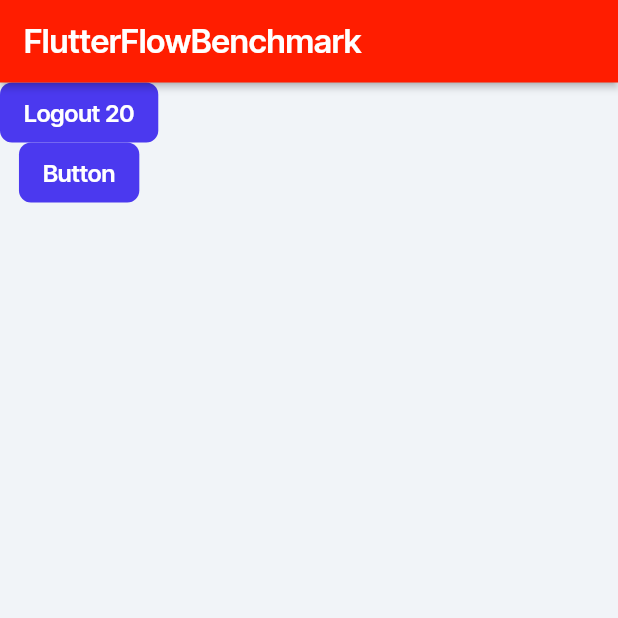
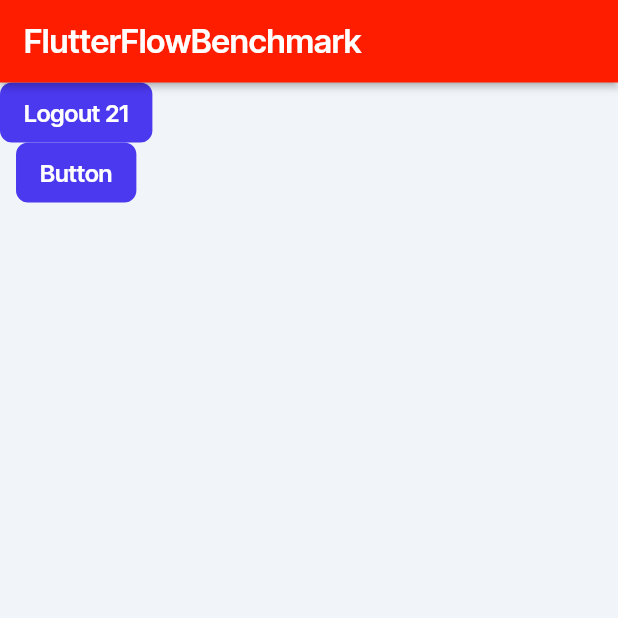
Before and after one commit to ffhr/FlutterFlowBenchmark, a Flutter app: the screen it shows once a user with an empty profile is signed in, on a phone screen of 412 x 824 dp, the top half of it. Run offline on Flutter 3.47's test engine with Material 3 defaults, Android fonts, the phone set to English and light mode, and no system bars; drawn by our look-alikes of auto_size_text; our stand-ins replace firebase_auth, firebase_core, font_awesome_flutter, from_css_color, go_router, google_fonts and 6 more; missing offline and left inert: json_path; accounts and stored records are empty; statements that could not run were skipped.

Commit message:
Updating to latest FlutterFlow output.

```diff
--- a/lib/pages/home_page/home_page_widget.dart
+++ b/lib/pages/home_page/home_page_widget.dart
@@ -74,7 +74,7 @@ class _HomePageWidgetState extends State<HomePageWidget> {
 
                   context.goNamedAuth('LoginPage', context.mounted);
                 },
-                text: 'Logout 20',
+                text: 'Logout 21',
                 options: FFButtonOptions(
                   height: 40.0,
                   padding: EdgeInsetsDirectional.fromSTEB(16.0, 0.0, 16.0, 0.0),
```
